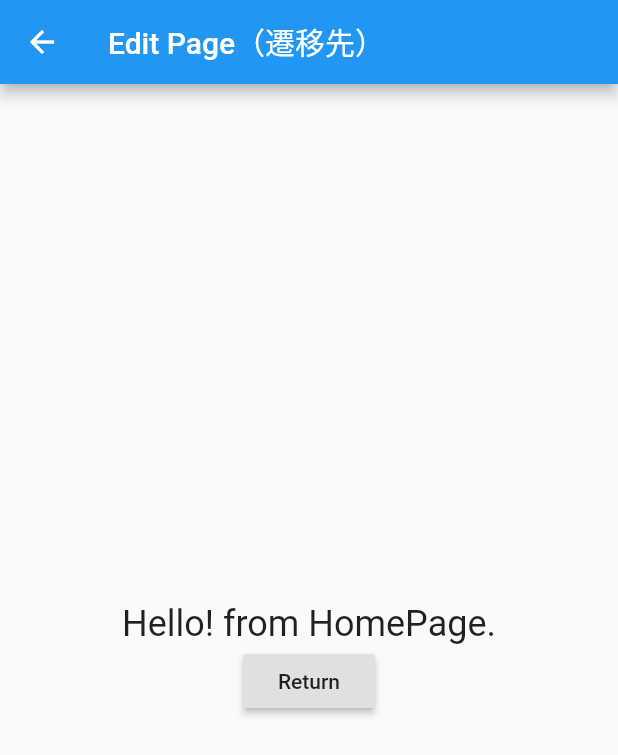
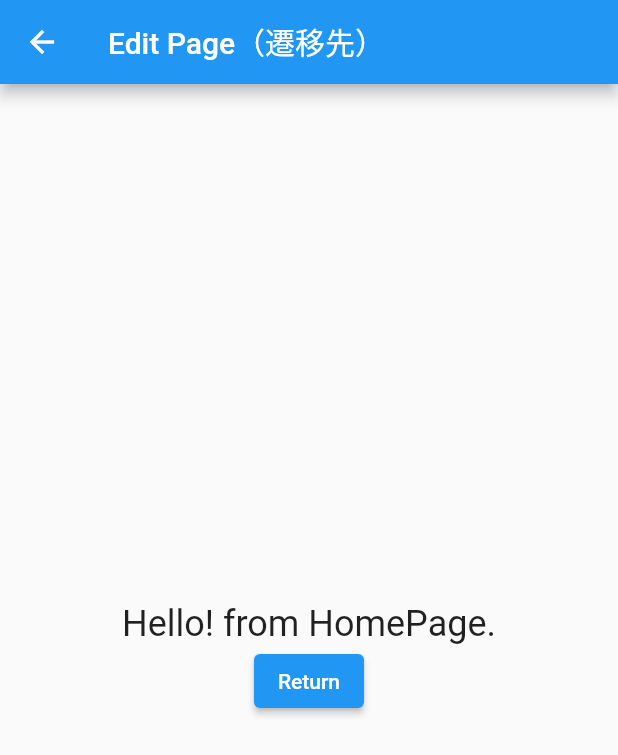
Before and after one commit to mamorucom/flutter_transport_views, a Flutter app: the screen it shows after launch, after a tap on "Go to Edit Page", on a phone screen of 412 x 824 dp. Shown: the top 755 px of the screen. Run offline on Flutter 3.47's test engine with Material 2 defaults, Android fonts, the phone set to English and light mode, and no system bars.

Commit message:
elevatedbuttonに修正

```diff
--- a/lib/main.dart
+++ b/lib/main.dart
@@ -110,7 +110,6 @@
 // }
 
 import 'package:flutter/material.dart';
-import 'package:flutter/rendering.dart';
 import 'package:provider/provider.dart';
 
 void main() {
@@ -169,7 +168,7 @@ class MyHomePage extends StatelessWidget {
               model._result, // ResultProviderのプロパティ
               style: Theme.of(context).textTheme.headline5,
             ),
-            RaisedButton(
+            ElevatedButton(
               child: Text('Go to Edit Page'),
               onPressed: () async {
                 model.updateText('Hello! from HomePage.');
@@ -261,7 +260,7 @@ class EditPage extends StatelessWidget {
                     model._result,
                     style: Theme.of(context).textTheme.headline5,
                   ),
-                  RaisedButton(
+                  ElevatedButton(
                       child: Text('Return'),
                       onPressed: () {
                         model.updateText(
```
Also changed, not shown: pubspec.lock, 5 other files.
